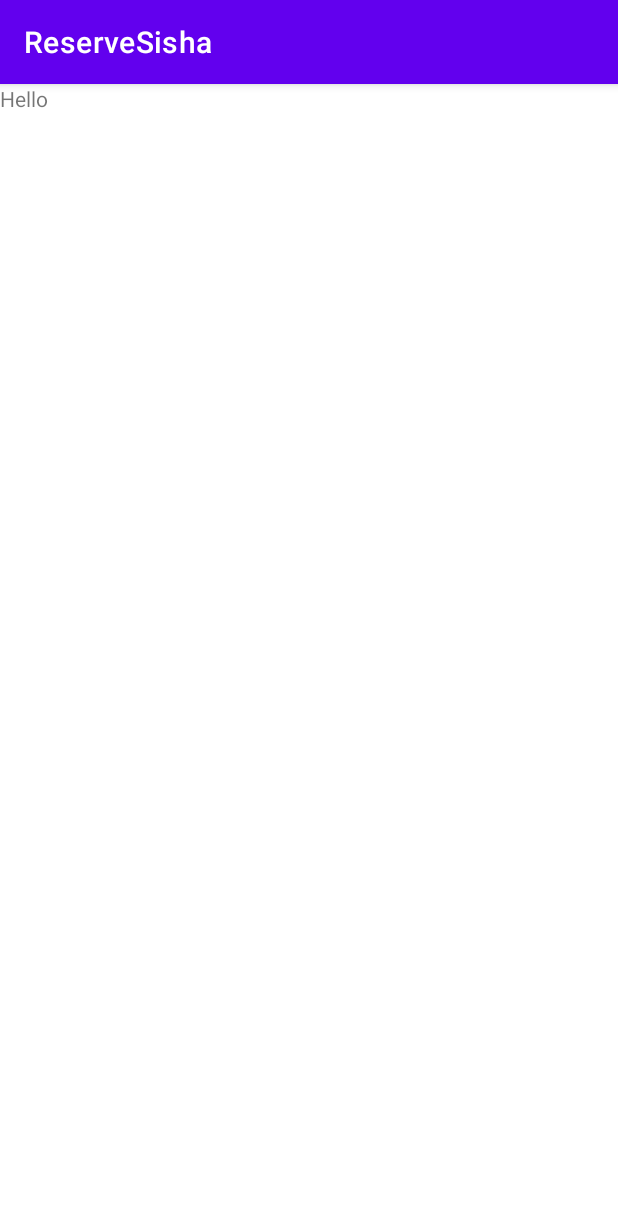
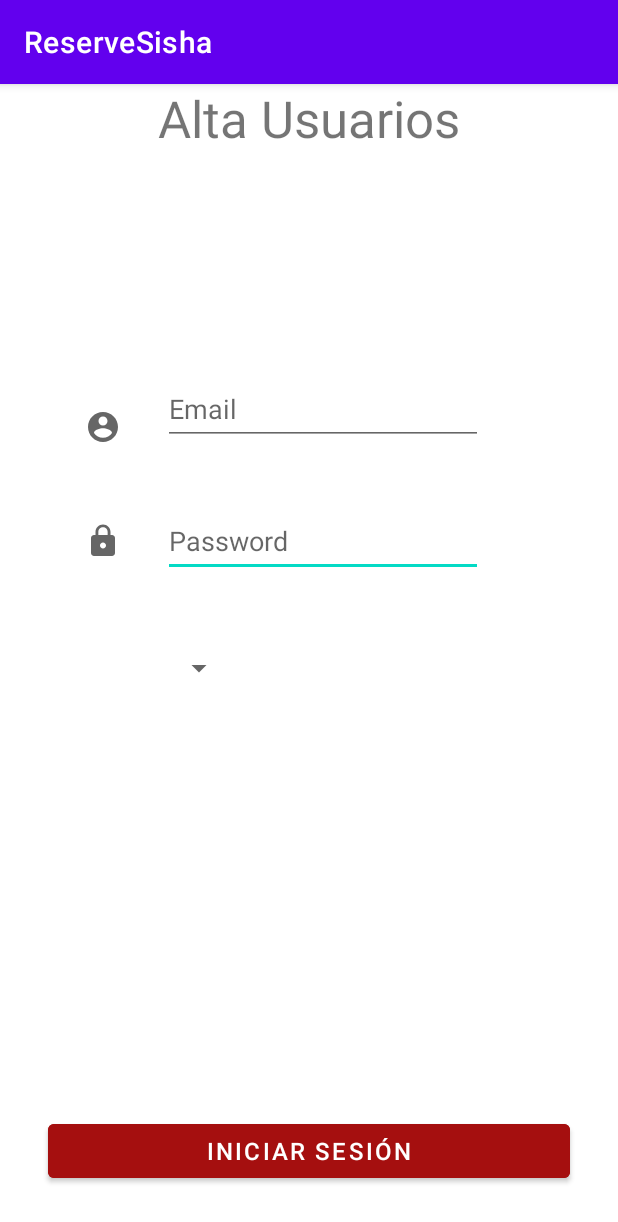
Before and after one commit to johanSantoss/ReserveSisha, an Android app: the fragment ConfigUsersFragment shown on its own in the app's theme, on a phone screen of 412 x 824 dp. Shown: the top 1222 px of the screen. Run offline under Robolectric (Android 15) with nearby library versions, the phone set to English and light mode, and no system bars; our stand-ins replace data binding.

Commit message:
Vistas admin

```diff
--- a/app/src/main/res/layout/admin_main_fragment.xml
+++ b/app/src/main/res/layout/admin_main_fragment.xml
@@ -24,7 +24,8 @@
             app:layout_constraintBottom_toBottomOf="parent"
             app:layout_constraintEnd_toEndOf="parent"
             app:layout_constraintStart_toStartOf="parent"
-            app:layout_constraintTop_toTopOf="parent" />
+            app:layout_constraintTop_toTopOf="parent"
+            app:layout_constraintVertical_bias="0.062" />
 
         <Button
             android:id="@+id/btnLogut"
@@ -35,5 +36,29 @@
             app:layout_constraintStart_toStartOf="@+id/textView3"
             app:layout_constraintTop_toBottomOf="@+id/textView3" />
 
+        <Button
+            android:id="@+id/manageUsers"
+            android:layout_width="273dp"
+            android:layout_height="52dp"
+            android:layout_marginTop="124dp"
+            android:backgroundTint="@color/buttonColor"
+            android:text="@string/manageUser"
+            app:layout_constraintEnd_toEndOf="@+id/btnLogut"
+            app:layout_constraintHorizontal_bias="0.502"
+            app:layout_constraintStart_toStartOf="@+id/btnLogut"
+            app:layout_constraintTop_toBottomOf="@+id/btnLogut" />
+
+        <Button
+            android:id="@+id/manageBusiness"
+            android:layout_width="273dp"
+            android:layout_height="52dp"
+            android:layout_marginTop="80dp"
+            android:backgroundTint="@color/buttonColor"
+            android:text="@string/manageBusiness"
+            app:layout_constraintEnd_toEndOf="@+id/manageUsers"
+            app:layout_constraintHorizontal_bias="1.0"
+            app:layout_constraintStart_toStartOf="@+id/manageUsers"
+            app:layout_constraintTop_toBottomOf="@+id/manageUsers" />
+
     </androidx.constraintlayout.widget.ConstraintLayout>
 </layout>
--- a/app/src/main/res/layout/config_users_fragment.xml
+++ b/app/src/main/res/layout/config_users_fragment.xml
@@ -1,13 +1,105 @@
 <?xml version="1.0" encoding="utf-8"?>
-<FrameLayout xmlns:android="http://schemas.android.com/apk/res/android"
-    xmlns:tools="http://schemas.android.com/tools"
+<layout xmlns:android="http://schemas.android.com/apk/res/android"
+xmlns:app="http://schemas.android.com/apk/res-auto"
+xmlns:tools="http://schemas.android.com/tools">
+
+<data>
+
+</data>
+
+<androidx.constraintlayout.widget.ConstraintLayout
+    android:id="@+id/frameLayout5"
     android:layout_width="match_parent"
     android:layout_height="match_parent"
     tools:context=".ui.adminUser.manageUsers.configUser.ConfigUsersFragment">
 
+    <EditText
+        android:id="@+id/editTextPassAuth"
+        android:layout_width="wrap_content"
+        android:layout_height="wrap_content"
+        android:ems="10"
+        android:hint="@string/passwordLogin"
+        android:inputType="textPassword"
+        android:minHeight="48dp"
+        app:layout_constraintBottom_toTopOf="@+id/btnAuthetification"
+        app:layout_constraintEnd_toEndOf="parent"
+        app:layout_constraintHorizontal_bias="0.547"
+        app:layout_constraintStart_toStartOf="parent"
+        app:layout_constraintTop_toTopOf="parent"
+        app:layout_constraintVertical_bias="0.439" />
+
+    <EditText
+        android:id="@+id/editTextMailAuth"
+        android:layout_width="wrap_content"
+        android:layout_height="wrap_content"
+        android:layout_marginBottom="40dp"
+        android:ems="10"
+        android:hint="@string/emailLogin"
+        android:inputType="textEmailAddress"
+        android:minHeight="48dp"
+        app:layout_constraintBottom_toTopOf="@+id/editTextPassAuth"
+        app:layout_constraintEnd_toEndOf="@+id/editTextPassAuth"
+        app:layout_constraintHorizontal_bias="1.0"
+        app:layout_constraintStart_toStartOf="@+id/editTextPassAuth" />
+
+    <ImageView
+        android:id="@+id/imageView6"
+        android:layout_width="wrap_content"
+        android:layout_height="wrap_content"
+        android:layout_marginEnd="28dp"
+        android:src="@drawable/ic_baseline_account_circle_24"
+        app:layout_constraintBottom_toBottomOf="@+id/editTextMailAuth"
+        app:layout_constraintEnd_toStartOf="@+id/editTextMailAuth"
+        app:layout_constraintTop_toTopOf="@+id/editTextMailAuth"
+        app:layout_constraintVertical_bias="1.0" />
+
+    <ImageView
+        android:id="@+id/imageView7"
+        android:layout_width="wrap_content"
+        android:layout_height="wrap_content"
+        android:layout_marginEnd="28dp"
+        android:src="@drawable/ic_baseline_lock_24"
+        app:layout_constraintBottom_toBottomOf="@+id/editTextPassAuth"
+        app:layout_constraintEnd_toStartOf="@+id/editTextPassAuth"
+        app:layout_constraintTop_toTopOf="@+id/editTextPassAuth" />
+
+    <Button
+        android:id="@+id/btnAuthetification"
+        android:layout_width="0dp"
+        android:layout_height="wrap_content"
+        android:layout_marginStart="32dp"
+        android:layout_marginEnd="32dp"
+        android:backgroundTint="@color/buttonColor"
+        android:text="@string/loginButton"
+        android:textSize="16sp"
+        app:layout_constraintBottom_toBottomOf="parent"
+        app:layout_constraintEnd_toEndOf="parent"
+        app:layout_constraintHorizontal_bias="0.0"
+        app:layout_constraintStart_toStartOf="parent"
+        app:layout_constraintTop_toTopOf="parent"
+        app:layout_constraintVertical_bias="0.955" />
+
     <TextView
-        android:layout_width="match_parent"
-        android:layout_height="match_parent"
-        android:text="Hello" />
+        android:id="@+id/titelAltaUsers"
+        android:layout_width="wrap_content"
+        android:layout_height="wrap_content"
+        android:fontFamily="sans-serif"
+        android:text="@string/titelCreateUsers"
+        android:textSize="34sp"
+        app:layout_constraintEnd_toEndOf="parent"
+        app:layout_constraintStart_toStartOf="parent"
+        tools:layout_editor_absoluteY="75dp" />
 
-</FrameLayout>
+    <Spinner
+        android:id="@+id/spinner"
+        android:layout_width="wrap_content"
+        android:layout_height="wrap_content"
+        app:layout_constraintBottom_toTopOf="@+id/btnAuthetification"
+        app:layout_constraintEnd_toEndOf="@+id/editTextPassAuth"
+        app:layout_constraintHorizontal_bias="0.0"
+        app:layout_constraintStart_toStartOf="@+id/editTextPassAuth"
+        app:layout_constraintTop_toBottomOf="@+id/editTextPassAuth"
+        app:layout_constraintVertical_bias="0.145" />
+
+</androidx.constraintlayout.widget.ConstraintLayout>
+</layout>
--- /dev/null
+++ b/app/src/main/res/values/optionsRolsUsers.xml
@@ -0,0 +1,8 @@
+<?xml version="1.0" encoding="utf-8"?>
+<resources>
+    <string-array name="rolOptions">
+        <item>Usuario</item>
+        <item>Empresa</item>
+        <item>Admin</item>
+    </string-array>
+</resources>
--- a/app/src/main/res/values/strings.xml
+++ b/app/src/main/res/values/strings.xml
@@ -26,6 +26,11 @@
     <string name="manageRate">Tarifas</string>
     <string name="manageTables">Mesas</string>
 
+    <!-- MainAdmin -->
+    <string name="titelCreateUsers">Alta Usuarios</string>
+    <string name="manageUser">Gestion Usuarios</string>
+    <string name="manageBusiness">Gestion Empresas</string>
+
 
 
 
```
